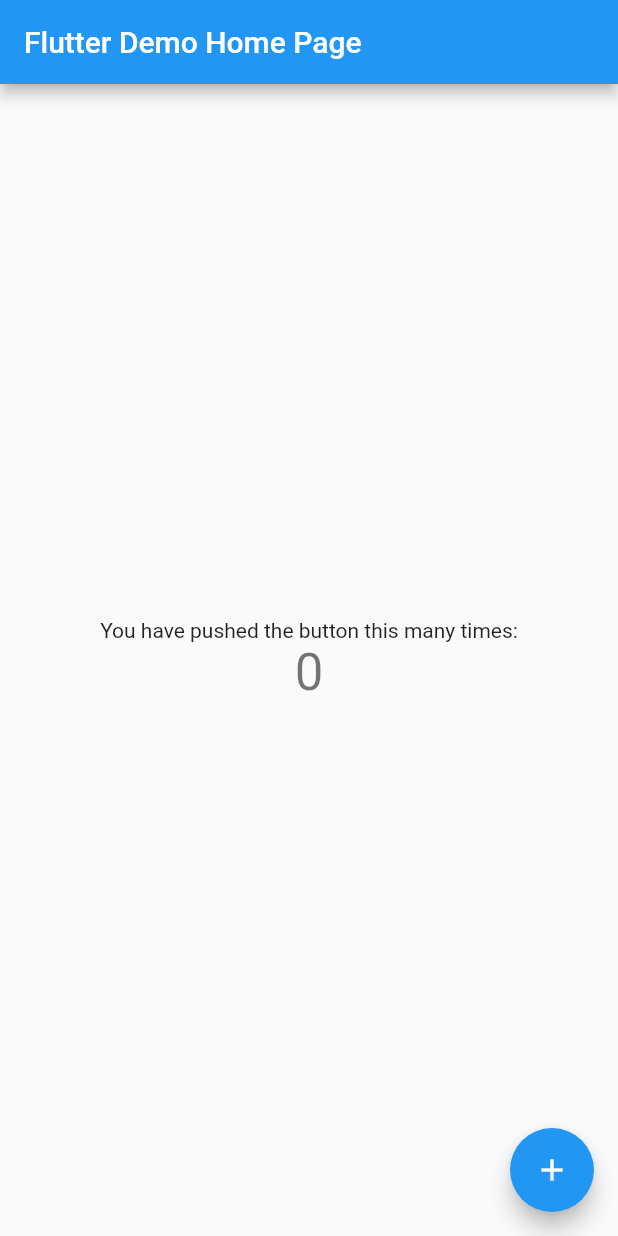
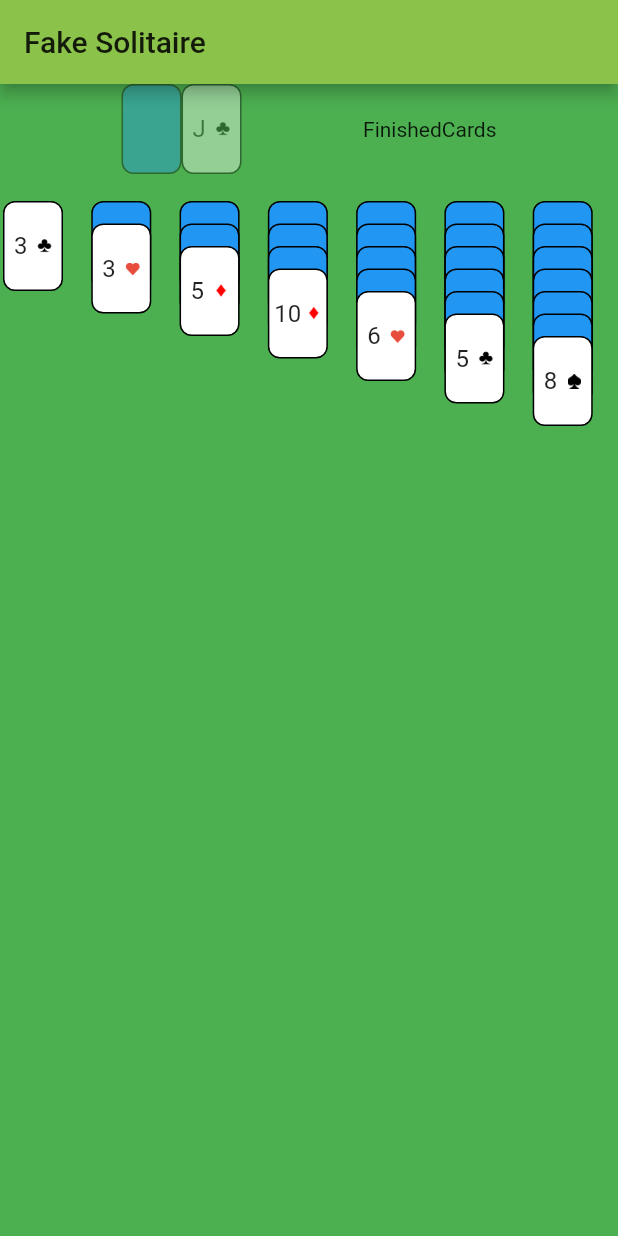
Before and after one commit to basicBrogrammer/Flutter-Solitaire, a Flutter app: the screen it shows after launch, on a phone screen of 412 x 824 dp. Run offline on Flutter 3.47's test engine with Material 2 defaults, Android fonts, the phone set to English and light mode, and no system bars.

Commit message:
deck is laid out.

```diff
--- a/lib/main.dart
+++ b/lib/main.dart
@@ -1,4 +1,5 @@
 import 'package:flutter/material.dart';
+import 'package:solitaire/screens/game.dart';
 
 void main() {
   runApp(MyApp());
@@ -20,45 +21,16 @@ class MyApp extends StatelessWidget {
         // or simply save your changes to "hot reload" in a Flutter IDE).
         // Notice that the counter didn't reset back to zero; the application
         // is not restarted.
-        primarySwatch: Colors.blue,
+        primarySwatch: Colors.lightGreen,
       ),
-      home: MyHomePage(title: 'Flutter Demo Home Page'),
+      home: MyHomePage(title: 'Fake Solitaire'),
     );
   }
 }
 
-class MyHomePage extends StatefulWidget {
+class MyHomePage extends StatelessWidget {
+  final title;
   MyHomePage({Key? key, required this.title}) : super(key: key);
-
-  // This widget is the home page of your application. It is stateful, meaning
-  // that it has a State object (defined below) that contains fields that affect
-  // how it looks.
-
-  // This class is the configuration for the state. It holds the values (in this
-  // case the title) provided by the parent (in this case the App widget) and
-  // used by the build method of the State. Fields in a Widget subclass are
-  // always marked "final".
-
-  final String title;
-
-  @override
-  _MyHomePageState createState() => _MyHomePageState();
-}
-
-class _MyHomePageState extends State<MyHomePage> {
-  int _counter = 0;
-
-  void _incrementCounter() {
-    setState(() {
-      // This call to setState tells the Flutter framework that something has
-      // changed in this State, which causes it to rerun the build method below
-      // so that the display can reflect the updated values. If we changed
-      // _counter without calling setState(), then the build method would not be
-      // called again, and so nothing would appear to happen.
-      _counter++;
-    });
-  }
-
   @override
   Widget build(BuildContext context) {
     // This method is rerun every time setState is called, for instance as done
@@ -71,43 +43,10 @@ class _MyHomePageState extends State<MyHomePage> {
       appBar: AppBar(
         // Here we take the value from the MyHomePage object that was created by
         // the App.build method, and use it to set our appbar title.
-        title: Text(widget.title),
+        title: Text(this.title),
       ),
-      body: Center(
-        // Center is a layout widget. It takes a single child and positions it
-        // in the middle of the parent.
-        child: Column(
-          // Column is also a layout widget. It takes a list of children and
-          // arranges them vertically. By default, it sizes itself to fit its
-          // children horizontally, and tries to be as tall as its parent.
-          //
-          // Invoke "debug painting" (press "p" in the console, choose the
-          // "Toggle Debug Paint" action from the Flutter Inspector in Android
-          // Studio, or the "Toggle Debug Paint" command in Visual Studio Code)
-          // to see the wireframe for each widget.
-          //
-          // Column has various properties to control how it sizes itself and
-          // how it positions its children. Here we use mainAxisAlignment to
-          // center the children vertically; the main axis here is the vertical
-          // axis because Columns are vertical (the cross axis would be
-          // horizontal).
-          mainAxisAlignment: MainAxisAlignment.center,
-          children: <Widget>[
-            Text(
-              'You have pushed the button this many times:',
-            ),
-            Text(
-              '$_counter',
-              style: Theme.of(context).textTheme.headline4,
-            ),
-          ],
-        ),
-      ),
-      floatingActionButton: FloatingActionButton(
-        onPressed: _incrementCounter,
-        tooltip: 'Increment',
-        child: Icon(Icons.add),
-      ), // This trailing comma makes auto-formatting nicer for build methods.
+      backgroundColor: Colors.green,
+      body: GameScreen(),
     );
   }
 }
--- /dev/null
+++ b/lib/playing_card.dart
@@ -0,0 +1,44 @@
+enum CardSuit { spades, hearts, diamonds, clubs }
+
+enum CardType {
+  two,
+  three,
+  four,
+  five,
+  six,
+  seven,
+  eight,
+  nine,
+  ten,
+  jack,
+  queen,
+  king,
+  ace
+}
+
+enum CardColor {
+  red,
+  black,
+}
+
+class PlayingCard {
+  CardSuit cardSuit;
+  CardType cardType;
+  bool faceUp;
+  bool opened;
+
+  PlayingCard({
+    required this.cardSuit,
+    required this.cardType,
+    this.faceUp = false,
+    this.opened = false,
+  });
+
+  CardColor get cardColor {
+    if (cardSuit == CardSuit.hearts || cardSuit == CardSuit.diamonds) {
+      return CardColor.red;
+    } else {
+      return CardColor.black;
+    }
+  }
+}
--- /dev/null
+++ b/lib/screens/game.dart
@@ -0,0 +1,97 @@
+import 'package:flutter/material.dart';
+import 'package:solitaire/playing_card.dart';
+import 'package:solitaire/widgets/card_column.dart';
+import 'package:solitaire/widgets/finished_cards.dart';
+import 'package:solitaire/widgets/remaining_cards.dart';
+
+class GameScreen extends StatefulWidget {
+  GameScreen({Key? key}) : super(key: key);
+
+  @override
+  _GameScreenState createState() => _GameScreenState();
+}
+
+class _GameScreenState extends State<GameScreen> {
+  // Stores the cards on the seven columns
+  List<PlayingCard> cardColumn1 = [];
+  List<PlayingCard> cardColumn2 = [];
+  List<PlayingCard> cardColumn3 = [];
+  List<PlayingCard> cardColumn4 = [];
+  List<PlayingCard> cardColumn5 = [];
+  List<PlayingCard> cardColumn6 = [];
+  List<PlayingCard> cardColumn7 = [];
+
+  // Stores the card deck
+  List<PlayingCard> deck = [];
+  List<PlayingCard> usedCards = [];
+
+  // Stores the card in the upper boxes
+  List<PlayingCard> finalHeartsDeck = [];
+  List<PlayingCard> finalDiamondsDeck = [];
+  List<PlayingCard> finalSpadesDeck = [];
+  List<PlayingCard> finalClubsDeck = [];
+
+  @override
+  void initState() {
+    super.initState();
+    _initializeGame();
+  }
+
+  @override
+  Widget build(BuildContext context) {
+    return Column(
+      children: [
+        Row(
+          mainAxisAlignment: MainAxisAlignment.spaceEvenly,
+          children: [RemainingCards(deck, usedCards), FinishedCards()],
+        ),
+        SizedBox(height: 16),
+        Row(
+          mainAxisAlignment: MainAxisAlignment.spaceEvenly,
+          children: [
+            CardColumn(cardColumn1),
+            CardColumn(cardColumn2),
+            CardColumn(cardColumn3),
+            CardColumn(cardColumn4),
+            CardColumn(cardColumn5),
+            CardColumn(cardColumn6),
+            CardColumn(cardColumn7),
+          ],
+        ),
+      ],
+    );
+  }
+
+  void _initializeGame() {
+    setState(() {
+      CardSuit.values.forEach((suit) {
+        CardType.values.forEach((type) {
+          deck.add(PlayingCard(cardSuit: suit, cardType: type));
+        });
+      });
+
+      deck.shuffle();
+
+      var columnList = [
+        cardColumn1,
+        cardColumn2,
+        cardColumn3,
+        cardColumn4,
+        cardColumn5,
+        cardColumn6,
+        cardColumn7,
+      ];
+
+      columnList.forEach((col) {
+        var sublist = deck.sublist(0, columnList.indexOf(col) + 1);
+        var lastCard = sublist.removeLast();
+        lastCard.faceUp = true;
+        col.addAll([...sublist, lastCard]);
+
+        deck.removeRange(0, columnList.indexOf(col) + 1);
+      });
+
+      usedCards.add(deck.removeLast()..faceUp = true);
+    });
+  }
+}
--- /dev/null
+++ b/lib/screens/start.dart
@@ -0,0 +1,12 @@
+import 'package:flutter/material.dart';
+
+class StartScreen extends StatelessWidget {
+  const StartScreen({Key? key}) : super(key: key);
+
+  @override
+  Widget build(BuildContext context) {
+    return Container(
+      child: ElevatedButton(child: Text('Start'), onPressed: null),
+    );
+  }
+}
--- /dev/null
+++ b/lib/widgets/card_column.dart
@@ -0,0 +1,27 @@
+import 'package:flutter/material.dart';
+import 'package:solitaire/playing_card.dart';
+import 'package:solitaire/widgets/transformed_card.dart';
+
+class CardColumn extends StatelessWidget {
+  final List<PlayingCard> cards;
+  const CardColumn(this.cards);
+
+  @override
+  Widget build(BuildContext context) {
+    return Expanded(
+      child: Container(
+        height: 13 * 15,
+        width: 70,
+        margin: EdgeInsets.all(2),
+        child: Stack(
+          children: cards
+              .map((card) => TransformedCard(
+                    card: card,
+                    transformIndex: cards.indexOf(card),
+                  ))
+              .toList(),
+        ),
+      ),
+    );
+  }
+}
--- /dev/null
+++ b/lib/widgets/face_down_card.dart
@@ -0,0 +1,20 @@
+import 'package:flutter/material.dart';
+import 'package:solitaire/playing_card.dart';
+
+class FaceDownCard extends StatelessWidget {
+  final PlayingCard card;
+  const FaceDownCard(this.card);
+
+  @override
+  Widget build(BuildContext context) {
+    return Container(
+      height: 60.0,
+      width: 40.0,
+      decoration: BoxDecoration(
+        color: Colors.blue,
+        border: Border.all(color: Colors.black),
+        borderRadius: BorderRadius.circular(8.0),
+      ),
+    );
+  }
+}
--- /dev/null
+++ b/lib/widgets/face_up_card.dart
@@ -0,0 +1,90 @@
+import 'package:flutter/material.dart';
+import 'package:solitaire/playing_card.dart';
+
+class FaceUpCard extends StatelessWidget {
+  final PlayingCard card;
+  const FaceUpCard(this.card);
+
+  @override
+  Widget build(BuildContext context) {
+    return Material(
+      color: Colors.transparent,
+      child: Container(
+        decoration: BoxDecoration(
+          borderRadius: BorderRadius.circular(8.0),
+          color: Colors.white,
+          border: Border.all(color: Colors.black),
+        ),
+        height: 60,
+        width: 40,
+        child: Center(
+          child: Row(
+            mainAxisAlignment: MainAxisAlignment.spaceEvenly,
+            children: [
+              Center(
+                child: Text(
+                  _cardTypeToString(),
+                  style: TextStyle(fontSize: 16),
+                ),
+              ),
+              Container(
+                height: 10.0,
+                width: 10.0,
+                child: _cardSuitImage(),
+              ),
+            ],
+          ),
+        ),
+      ),
+    );
+  }
+
+  // method that converts the CardType to a string
+  String _cardTypeToString() {
+    switch (card.cardType) {
+      case CardType.ace:
+        return 'A';
+      case CardType.king:
+        return 'K';
+      case CardType.queen:
+        return 'Q';
+      case CardType.jack:
+        return 'J';
+      case CardType.ten:
+        return '10';
+      case CardType.nine:
+        return '9';
+      case CardType.eight:
+        return '8';
+      case CardType.seven:
+        return '7';
+      case CardType.six:
+        return '6';
+      case CardType.five:
+        return '5';
+      case CardType.four:
+        return '4';
+      case CardType.three:
+        return '3';
+      case CardType.two:
+        return '2';
+      default:
+        return '?';
+    }
+  }
+
+  Image? _cardSuitImage() {
+    switch (card.cardSuit) {
+      case CardSuit.clubs:
+        return Image.asset('assets/clubs.png');
+      case CardSuit.spades:
+        return Image.asset('assets/spades.png');
+      case CardSuit.diamonds:
+        return Image.asset('assets/diamonds.png');
+      case CardSuit.hearts:
+        return Image.asset('assets/hearts.png');
+      default:
+        return null;
+    }
+  }
+}
--- /dev/null
+++ b/lib/widgets/finished_cards.dart
@@ -0,0 +1,12 @@
+import 'package:flutter/material.dart';
+
+class FinishedCards extends StatelessWidget {
+  const FinishedCards({Key? key}) : super(key: key);
+
+  @override
+  Widget build(BuildContext context) {
+    return Container(
+      child: Text('FinishedCards'),
+    );
+  }
+}
--- /dev/null
+++ b/lib/widgets/remaining_cards.dart
@@ -0,0 +1,32 @@
+import 'package:flutter/material.dart';
+import 'package:solitaire/playing_card.dart';
+import 'package:solitaire/widgets/face_down_card.dart';
+import 'package:solitaire/widgets/face_up_card.dart';
+
+class RemainingCards extends StatelessWidget {
+  final List<PlayingCard> deck;
+  final List<PlayingCard> usedCards;
+
+  const RemainingCards(this.deck, this.usedCards);
+
+  @override
+  Widget build(BuildContext context) {
+    return Row(
+      mainAxisAlignment: MainAxisAlignment.spaceAround,
+      children: [
+        InkWell(
+          child: Opacity(
+            opacity: 0.4,
+            child: FaceDownCard(deck.last),
+          ),
+        ),
+        InkWell(
+          child: Opacity(
+            opacity: 0.4,
+            child: FaceUpCard(usedCards.last),
+          ),
+        )
+      ],
+    );
+  }
+}
--- /dev/null
+++ b/lib/widgets/transformed_card.dart
@@ -0,0 +1,29 @@
+import 'package:flutter/material.dart';
+import 'package:solitaire/playing_card.dart';
+import 'package:solitaire/widgets/face_down_card.dart';
+import 'package:solitaire/widgets/face_up_card.dart';
+
+class TransformedCard extends StatelessWidget {
+  final PlayingCard card;
+  final double transformDistance;
+  final int transformIndex;
+
+  const TransformedCard({
+    required this.card,
+    this.transformDistance = 15.0,
+    this.transformIndex = 0,
+  });
+
+  @override
+  Widget build(BuildContext context) {
+    return Transform(
+      transform: Matrix4.identity()
+        ..translate(
+          0.0,
+          transformIndex * transformDistance,
+          0.0,
+        ),
+      child: card.faceUp ? FaceUpCard(card) : FaceDownCard(card),
+    );
+  }
+}
```
Also changed, not shown: pubspec.yaml (+4 -4 lines), assets/back_side.png (added), assets/clubs.png (added), assets/diamonds.png (added), assets/hearts.png (added), assets/spades.png (added), pubspec.lock.
